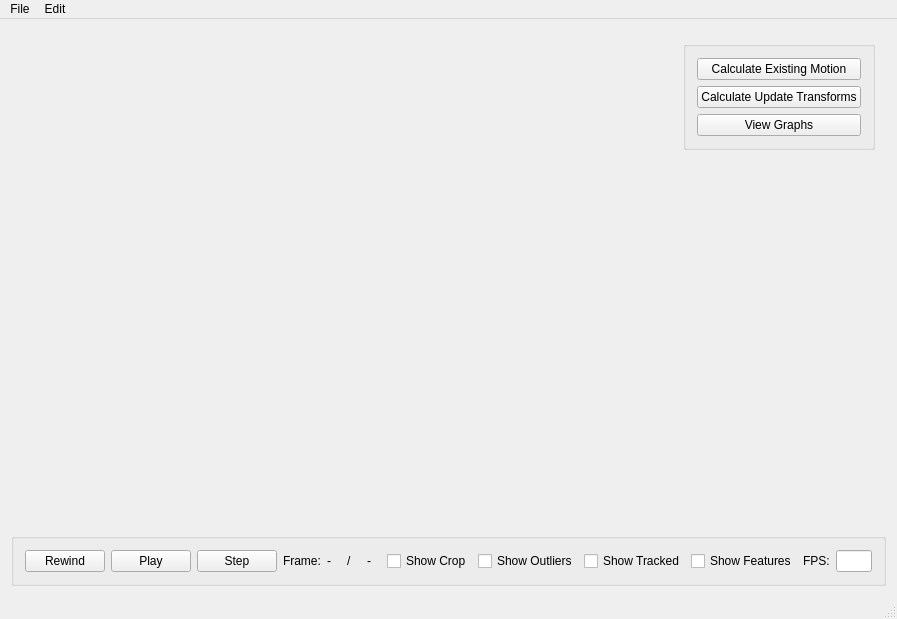
First picture: the form in mainwindow.ui, repository oliw/motion, before the edit.
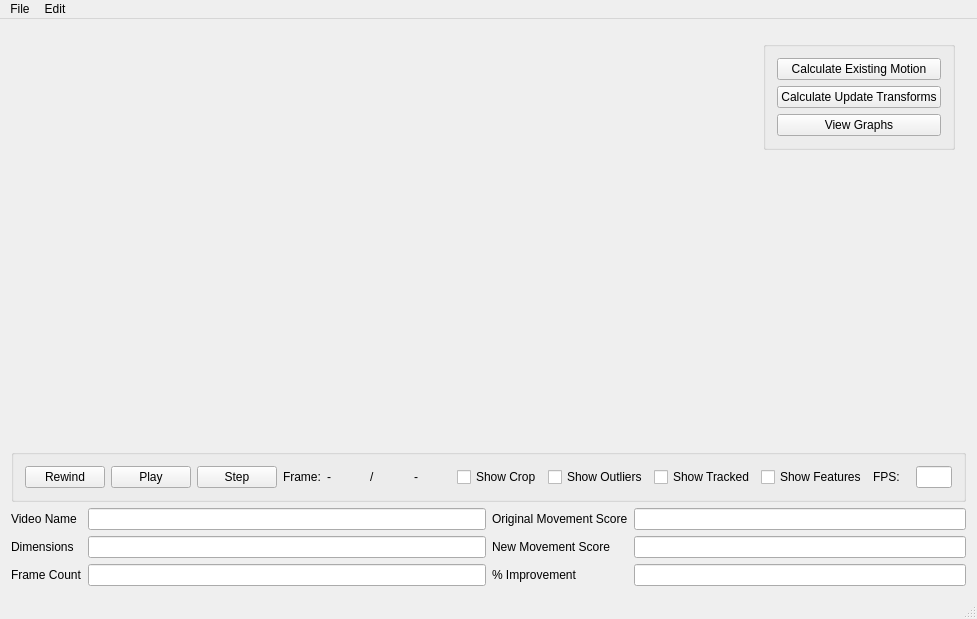
Second picture: the form after the edit.

Commit message: Added info panel

```diff
--- a/mainwindow.ui
+++ b/mainwindow.ui
@@ -6,7 +6,7 @@
    <rect>
     <x>0</x>
     <y>0</y>
-    <width>897</width>
+    <width>977</width>
     <height>619</height>
    </rect>
   </property>
@@ -248,6 +248,108 @@
       </layout>
      </widget>
     </item>
+    <item>
+     <layout class="QHBoxLayout" name="horizontalLayout">
+      <item>
+       <layout class="QFormLayout" name="formLayout">
+        <property name="fieldGrowthPolicy">
+         <enum>QFormLayout::AllNonFixedFieldsGrow</enum>
+        </property>
+        <item row="0" column="0">
+         <widget class="QLabel" name="videoNameLabel">
+          <property name="text">
+           <string>Video Name</string>
+          </property>
+         </widget>
+        </item>
+        <item row="0" column="1">
+         <widget class="QLineEdit" name="videoNameLineEdit">
+          <property name="readOnly">
+           <bool>true</bool>
+          </property>
+         </widget>
+        </item>
+        <item row="1" column="0">
+         <widget class="QLabel" name="dimensionsLabel">
+          <property name="text">
+           <string>Dimensions</string>
+          </property>
+         </widget>
+        </item>
+        <item row="1" column="1">
+         <widget class="QLineEdit" name="dimensionsLineEdit">
+          <property name="readOnly">
+           <bool>true</bool>
+          </property>
+         </widget>
+        </item>
+        <item row="3" column="0">
+         <widget class="QLabel" name="frameCountLabel_2">
+          <property name="text">
+           <string>Frame Count</string>
+          </property>
+         </widget>
+        </item>
+        <item row="3" column="1">
+         <widget class="QLineEdit" name="frameCountLineEdit">
+          <property name="readOnly">
+           <bool>true</bool>
+          </property>
+         </widget>
+        </item>
+       </layout>
+      </item>
+      <item>
+       <layout class="QFormLayout" name="formLayout_2">
+        <property name="fieldGrowthPolicy">
+         <enum>QFormLayout::AllNonFixedFieldsGrow</enum>
+        </property>
+        <item row="0" column="0">
+         <widget class="QLabel" name="originalMovementScoreLabel">
+          <property name="text">
+           <string>Original Movement Score</string>
+          </property>
+         </widget>
+        </item>
+        <item row="0" column="1">
+         <widget class="QLineEdit" name="originalMovementScoreLineEdit">
+          <property name="readOnly">
+           <bool>true</bool>
+          </property>
+         </widget>
+        </item>
+        <item row="1" column="0">
+         <widget class="QLabel" name="newMovementScoreLabel">
+          <property name="text">
+           <string>New Movement Score</string>
+          </property>
+         </widget>
+        </item>
+        <item row="1" column="1">
+         <widget class="QLineEdit" name="newMovementScoreLineEdit">
+          <property name="readOnly">
+           <bool>true</bool>
+          </property>
+         </widget>
+        </item>
+        <item row="2" column="0">
+         <widget class="QLabel" name="improvementLabel">
+          <property name="text">
+           <string>% Improvement</string>
+          </property>
+         </widget>
+        </item>
+        <item row="2" column="1">
+         <widget class="QLineEdit" name="improvementLineEdit">
+          <property name="readOnly">
+           <bool>true</bool>
+          </property>
+         </widget>
+        </item>
+       </layout>
+      </item>
+     </layout>
+    </item>
    </layout>
    <zorder>playerControlsBox</zorder>
    <zorder>widget_2</zorder>
@@ -257,8 +359,8 @@
     <rect>
      <x>0</x>
      <y>0</y>
-     <width>897</width>
-     <height>22</height>
+     <width>977</width>
+     <height>25</height>
     </rect>
    </property>
    <widget class="QMenu" name="menuFile">
```
Left out of the diff: 1 changed line with no effect on the pictures. The commit also changes 3 other files.
